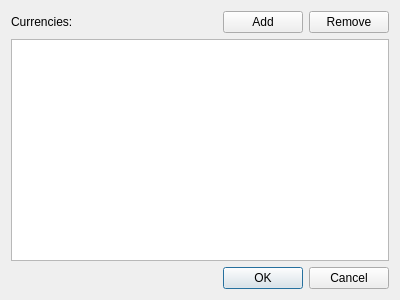
KindVador/Accountancy, file src/ui/currenciesdialog.ui: the form before one commit.
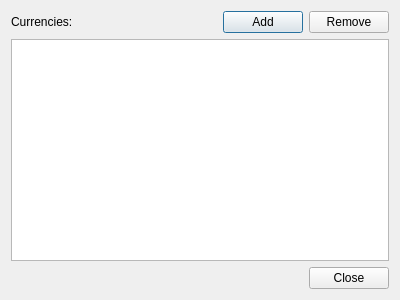
The form after the commit.

Commit message: use only "Close" button for Currencies and Institutions dialogs

Diff of the .ui file:
```diff
--- a/src/ui/currenciesdialog.ui
+++ b/src/ui/currenciesdialog.ui
@@ -58,7 +58,7 @@
    <item>
     <widget class="QDialogButtonBox" name="buttonBox">
      <property name="standardButtons">
-      <set>QDialogButtonBox::Cancel|QDialogButtonBox::Ok</set>
+      <set>QDialogButtonBox::Close</set>
      </property>
     </widget>
    </item>
```
The commit also changes 1 other file.
